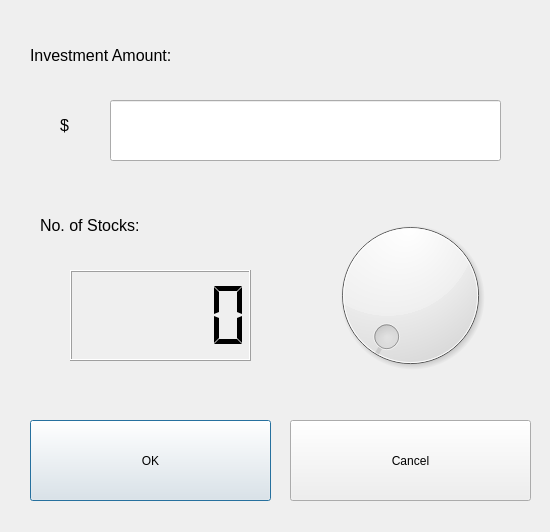
Qt form Investment.ui (zethsqx/simple-qf-calc-py) before a commit.
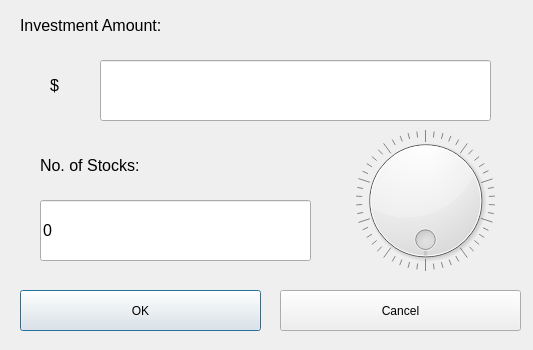
The same form after that commit.

Commit message: UI added scaling code for HIGH DPI res window added investment portion UI Integrated investment decision portion

The edit to the form file:
```diff
--- a/Investment.ui
+++ b/Investment.ui
@@ -6,20 +6,38 @@
    <rect>
     <x>0</x>
     <y>0</y>
-    <width>550</width>
-    <height>532</height>
+    <width>533</width>
+    <height>350</height>
    </rect>
   </property>
+  <property name="sizePolicy">
+   <sizepolicy hsizetype="Preferred" vsizetype="Preferred">
+    <horstretch>0</horstretch>
+    <verstretch>0</verstretch>
+   </sizepolicy>
+  </property>
+  <property name="minimumSize">
+   <size>
+    <width>533</width>
+    <height>350</height>
+   </size>
+  </property>
+  <property name="maximumSize">
+   <size>
+    <width>533</width>
+    <height>350</height>
+   </size>
+  </property>
   <property name="windowTitle">
    <string>Dialog</string>
   </property>
   <widget class="QPushButton" name="okButton">
    <property name="geometry">
     <rect>
-     <x>30</x>
-     <y>420</y>
+     <x>20</x>
+     <y>290</y>
      <width>241</width>
-     <height>81</height>
+     <height>41</height>
     </rect>
    </property>
    <property name="text">
@@ -29,10 +47,10 @@
   <widget class="QPushButton" name="cancelButton">
    <property name="geometry">
     <rect>
-     <x>290</x>
-     <y>420</y>
+     <x>280</x>
+     <y>290</y>
      <width>241</width>
-     <height>81</height>
+     <height>41</height>
     </rect>
    </property>
    <property name="text">
@@ -42,8 +60,8 @@
   <widget class="QLineEdit" name="investAmtInput">
    <property name="geometry">
     <rect>
-     <x>110</x>
-     <y>100</y>
+     <x>100</x>
+     <y>60</y>
      <width>391</width>
      <height>61</height>
     </rect>
@@ -57,34 +75,42 @@
     <string/>
    </property>
   </widget>
-  <widget class="QLCDNumber" name="lcdNumber">
-   <property name="geometry">
-    <rect>
-     <x>70</x>
-     <y>270</y>
-     <width>181</width>
-     <height>91</height>
-    </rect>
-   </property>
-   <property name="segmentStyle">
-    <enum>QLCDNumber::Flat</enum>
-   </property>
-  </widget>
   <widget class="QDial" name="stockDial">
    <property name="geometry">
     <rect>
-     <x>320</x>
-     <y>210</y>
-     <width>181</width>
-     <height>171</height>
+     <x>340</x>
+     <y>130</y>
+     <width>171</width>
+     <height>141</height>
     </rect>
    </property>
+   <property name="minimum">
+    <number>0</number>
+   </property>
+   <property name="maximum">
+    <number>99</number>
+   </property>
+   <property name="orientation">
+    <enum>Qt::Horizontal</enum>
+   </property>
+   <property name="invertedAppearance">
+    <bool>false</bool>
+   </property>
+   <property name="invertedControls">
+    <bool>false</bool>
+   </property>
+   <property name="wrapping">
+    <bool>true</bool>
+   </property>
+   <property name="notchesVisible">
+    <bool>true</bool>
+   </property>
   </widget>
   <widget class="QLabel" name="label">
    <property name="geometry">
     <rect>
-     <x>30</x>
-     <y>30</y>
+     <x>20</x>
+     <y>0</y>
      <width>371</width>
      <height>51</height>
     </rect>
@@ -102,7 +128,7 @@
    <property name="geometry">
     <rect>
      <x>40</x>
-     <y>200</y>
+     <y>140</y>
      <width>281</width>
      <height>51</height>
     </rect>
@@ -119,8 +145,8 @@
   <widget class="QLabel" name="label_3">
    <property name="geometry">
     <rect>
-     <x>60</x>
-     <y>100</y>
+     <x>50</x>
+     <y>60</y>
      <width>41</width>
      <height>51</height>
     </rect>
@@ -134,6 +160,24 @@
     <string>$</string>
    </property>
   </widget>
+  <widget class="QLineEdit" name="stockAmt">
+   <property name="geometry">
+    <rect>
+     <x>40</x>
+     <y>200</y>
+     <width>271</width>
+     <height>61</height>
+    </rect>
+   </property>
+   <property name="font">
+    <font>
+     <pointsize>12</pointsize>
+    </font>
+   </property>
+   <property name="text">
+    <string>0</string>
+   </property>
+  </widget>
  </widget>
  <resources/>
  <connections/>
```
Left out of the diff: 2 changed lines with no effect on the pictures. The commit also changes 4 other files.
